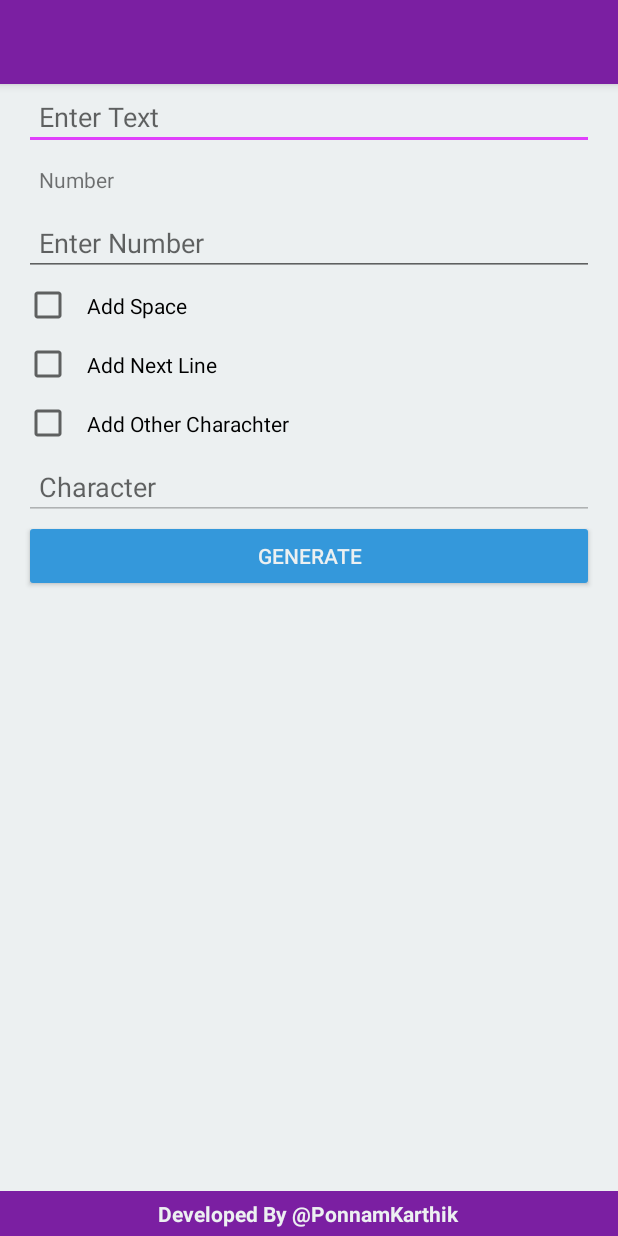
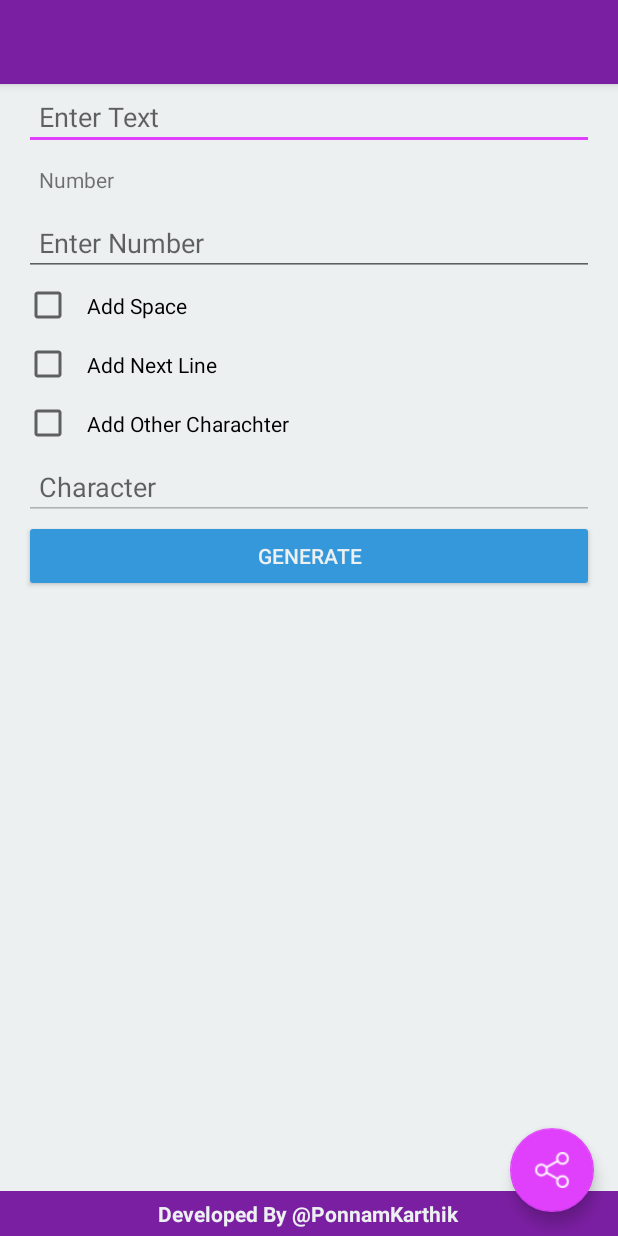
Before and after one commit to ponnamkarthik/Text-Repeater, an Android app: the layout activity_main.xml on its own in the app's theme, with its tools: preview values and no code run, on a phone screen of 412 x 824 dp. Run offline under Robolectric (Android 15) with nearby library versions, the phone set to English and light mode, and no system bars.

```diff
--- a/app/src/main/res/layout/activity_main.xml
+++ b/app/src/main/res/layout/activity_main.xml
@@ -22,6 +22,14 @@
 
     <include layout="@layout/content_main" />
 
+    <android.support.design.widget.FloatingActionButton
+        android:id="@+id/fab"
+        android:layout_width="wrap_content"
+        android:layout_height="wrap_content"
+        android:layout_gravity="bottom|end"
+        android:layout_margin="@dimen/fab_margin"
+        app:srcCompat="@drawable/share" />
+
     <RelativeLayout
         android:id="@+id/developer"
         android:background="@color/colorPrimary"
--- a/build.gradle
+++ b/build.gradle
@@ -3,11 +3,12 @@
 buildscript {
     repositories {
         jcenter()
+        mavenCentral()
     }
     dependencies {
         classpath 'com.android.tools.build:gradle:2.3.1'
         classpath 'com.jfrog.bintray.gradle:gradle-bintray-plugin:1.4'
-        classpath 'com.github.dcendents:android-maven-gradle-plugin:1.3'
+        classpath 'com.github.dcendents:android-maven-gradle-plugin:1.5'
 
         // NOTE: Do not place your application dependencies here; they belong
         // in the individual module build.gradle files
@@ -17,6 +18,7 @@ buildscript {
 allprojects {
     repositories {
         jcenter()
+        mavenCentral()
     }
 }
 
--- a/library/build.gradle
+++ b/library/build.gradle
@@ -1,12 +1,12 @@
 apply plugin: 'com.android.library'
 
 ext {
-    bintrayRepo = 'maven'
+    bintrayRepo = 'TextRepeater'
     bintrayName = 'text-repeater'
 
     publishedGroupId = 'net.karthikponnam.textrepeater'
     libraryName = 'TextRepeater'
-    artifact = 'text-repeater'
+    artifact = 'library'
 
     libraryDescription = 'A Simple Text Repeater Library written in java for Android '
 
```
Also changed, not shown: app/src/main/java/net/karthikponnam/textrepeatersample/MainActivity.java (+53 -1 lines), app/src/main/res/drawable/share.png (added).
